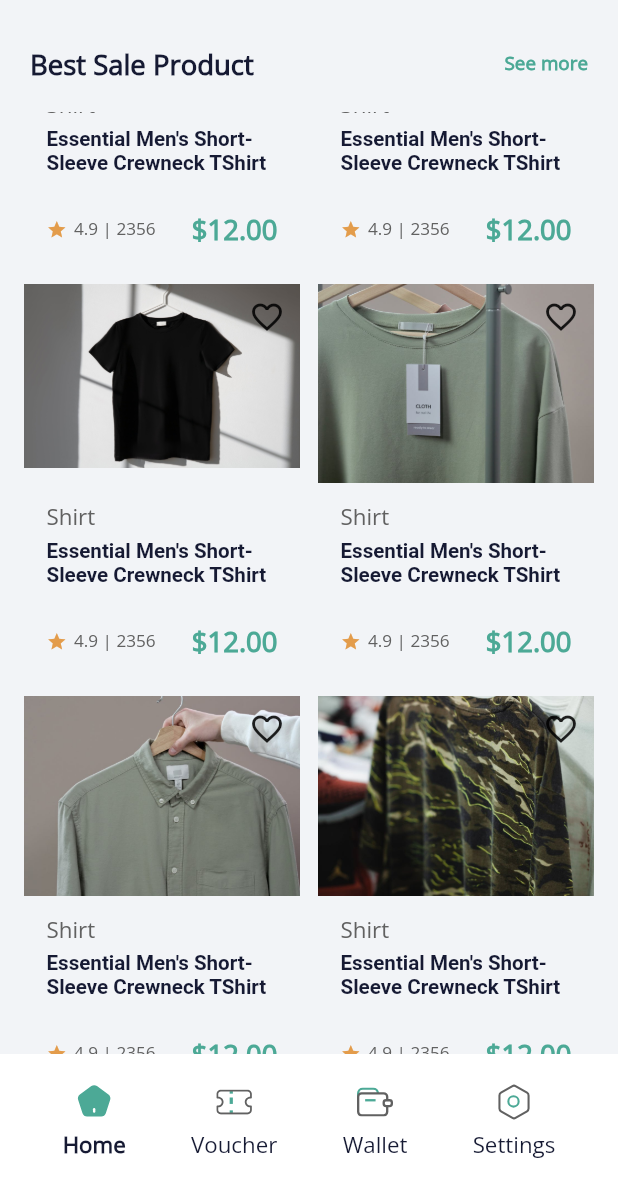
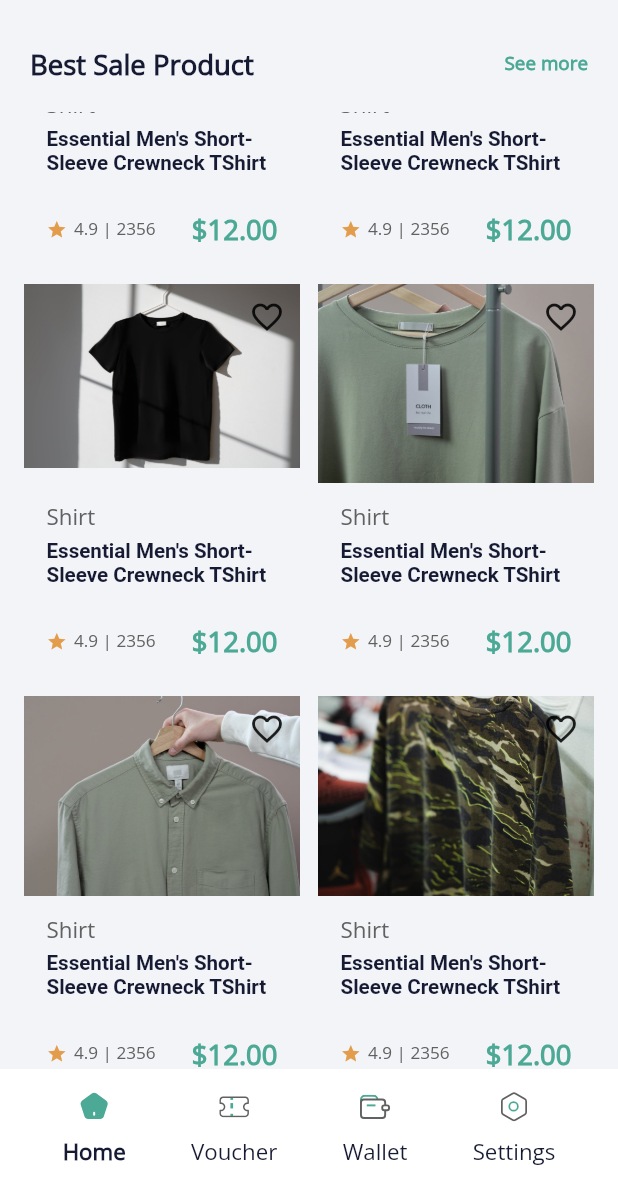
Before and after one commit to lexican/market_place_assignment, a Flutter app: the screen it shows after launch, scrolled down 576 dp, on a phone screen of 412 x 824 dp, the part 47-1236 px from its top. Run offline on Flutter 3.47's test engine with Material 2 defaults, Android fonts, the phone set to English and light mode, and no system bars; drawn by our look-alikes of card_swiper, dots_indicator; our stand-ins replace flutter_screenutil, flutter_svg.

Commit message:
minor size adjustment

```diff
--- a/lib/src/core/widgets/bottom_navigation_bar/bottom_navigation_bar_item.dart
+++ b/lib/src/core/widgets/bottom_navigation_bar/bottom_navigation_bar_item.dart
@@ -1,7 +1,6 @@
 import 'package:flutter/material.dart';
 import 'package:flutter_screenutil/flutter_screenutil.dart';
 import 'package:flutter_svg/flutter_svg.dart';
-import 'package:market_place_assignment/src/core/app_colors.dart';
 import 'package:market_place_assignment/src/core/widgets/app_text/app_text.dart';
 
 class AppBottomNavigationBarItem extends StatelessWidget {
@@ -34,21 +33,24 @@ class AppBottomNavigationBarItem extends StatelessWidget {
         setCurrentTabIndex(tabIndex);
       },
       child: Column(
-        mainAxisAlignment: MainAxisAlignment.spaceBetween,
+        mainAxisAlignment: MainAxisAlignment.center,
         children: [
           isSelectedTab
               ? SvgPicture.asset(
                   activeIconPath,
-                  width: 24,
-                  height: 24,
+                  width: 20,
+                  height: 20,
                   color: activeIconColor,
                 )
               : SvgPicture.asset(
                   inactiveIconPath,
-                  width: 24,
-                  height: 24,
+                  width: 20,
+                  height: 20,
                   color: inActiveIconColor,
                 ),
+          SizedBox(
+            height: 8.h,
+          ),
           isSelectedTab
               ? AppText.h1(
                   content: label,
--- a/lib/src/features/tab_view/tab_view.dart
+++ b/lib/src/features/tab_view/tab_view.dart
@@ -39,10 +39,9 @@ class _TabViewState extends State<TabView> {
       bottomNavigationBar: Container(
         padding: const EdgeInsets.symmetric(
           horizontal: 20,
-          vertical: 20,
         ),
         color: Colors.white,
-        height: 90,
+        height: 80,
         child: Row(
           mainAxisAlignment: MainAxisAlignment.spaceAround,
           crossAxisAlignment: CrossAxisAlignment.center,
```
